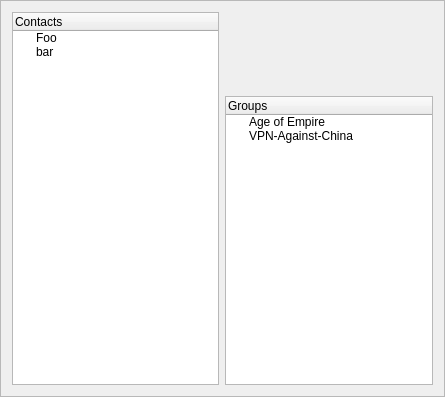
First picture: the form in client/qt/bodymain.ui, repository LaKabane/tNETacle, before the edit.
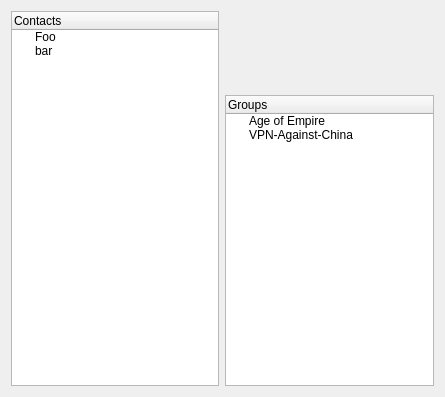
Second picture: the form after the edit. Icons and pictures are not drawn.

Patch:
```diff
--- a/client/qt/bodymain.ui
+++ b/client/qt/bodymain.ui
@@ -1,7 +1,7 @@
 <?xml version="1.0" encoding="UTF-8"?>
 <ui version="4.0">
  <class>bodymain</class>
- <widget class="QFrame" name="bodymain">
+ <widget class="QWidget" name="bodymain">
   <property name="geometry">
    <rect>
     <x>0</x>
@@ -17,12 +17,6 @@
    <iconset resource="../share/img/client.qrc">
     <normaloff>:/tools/root_notconnected.png</normaloff>:/tools/root_notconnected.png</iconset>
   </property>
-  <property name="frameShape">
-   <enum>QFrame::StyledPanel</enum>
-  </property>
-  <property name="frameShadow">
-   <enum>QFrame::Raised</enum>
-  </property>
   <layout class="QGridLayout" name="gridLayout">
    <item row="1" column="2">
     <widget class="QPushButton" name="deletePeer">
```
Left out of the diff: 2 changed lines with no effect on the pictures.
